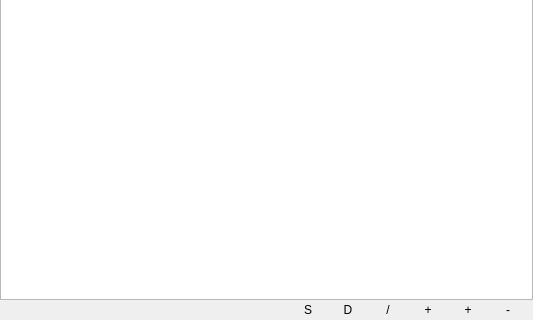
First picture: the form in items/uitreeview.ui, repository buzzinglight/IanniX, before the edit; both pictures show x 0 to 533 and y 222 to 542 of the 533 by 542 pixel window.
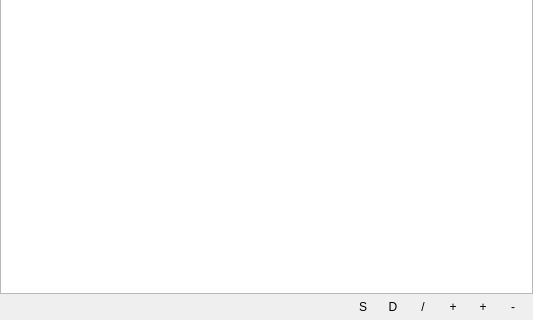
Second picture: the form after the edit. Custom widgets are drawn as their Qt base class.

The edit to the form file:
```diff
--- a/items/uitreeview.ui
+++ b/items/uitreeview.ui
@@ -73,10 +73,16 @@
    <item>
     <layout class="QHBoxLayout" name="horizontalLayout">
      <property name="spacing">
-      <number>20</number>
+      <number>10</number>
+     </property>
+     <property name="topMargin">
+      <number>3</number>
      </property>
      <property name="rightMargin">
-      <number>15</number>
+      <number>10</number>
+     </property>
+     <property name="bottomMargin">
+      <number>3</number>
      </property>
      <item>
       <spacer name="horizontalSpacer">
```
